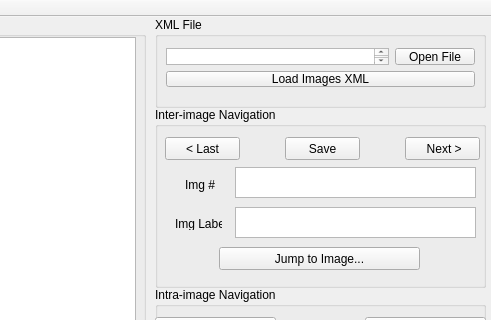
This is window_main.ui in PentaHiggs/jubilant-donut as Qt 5 draws it before an edit; both pictures show x 575 to 1066 and y 0 to 320 of the 1066 by 609 pixel window. The edited form follows.
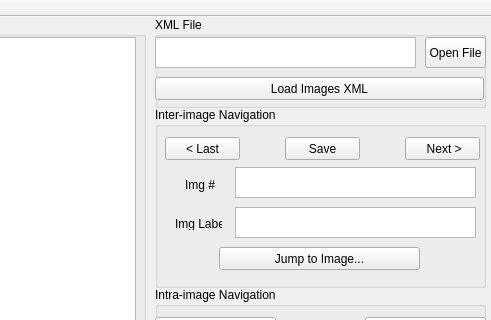
This is the edited form.

Patch:
```diff
--- a/window_main.ui
+++ b/window_main.ui
@@ -49,20 +49,15 @@
     <property name="title">
      <string>XML File</string>
     </property>
-    <widget class="QWidget" name="verticalLayoutWidget">
-     <property name="geometry">
-      <rect>
-       <x>0</x>
-       <y>20</y>
-       <width>331</width>
-       <height>61</height>
-      </rect>
-     </property>
-     <layout class="QVBoxLayout" name="verticalLayout">
-      <item>
-       <layout class="QHBoxLayout" name="horizontalLayout">
-        <item>
          <widget class="QTextEdit" name="fileNameDisplayTextEdit">
+     <property name="geometry">
+      <rect>
+       <x>0</x>
+       <y>20</y>
+       <width>261</width>
+       <height>31</height>
+      </rect>
+     </property>
           <property name="maximumSize">
            <size>
             <width>16777215</width>
@@ -70,25 +65,32 @@
            </size>
           </property>
          </widget>
-        </item>
-        <item>
          <widget class="QPushButton" name="pushButton">
+     <property name="geometry">
+      <rect>
+       <x>270</x>
+       <y>20</y>
+       <width>61</width>
+       <height>31</height>
+      </rect>
+     </property>
           <property name="text">
            <string>Open File</string>
           </property>
          </widget>
-        </item>
-       </layout>
-      </item>
-      <item>
        <widget class="QPushButton" name="loadImagesXmlPushButton">
+     <property name="geometry">
+      <rect>
+       <x>0</x>
+       <y>60</y>
+       <width>329</width>
+       <height>23</height>
+      </rect>
+     </property>
         <property name="text">
          <string>Load Images XML</string>
         </property>
        </widget>
-      </item>
-     </layout>
-    </widget>
    </widget>
    <widget class="QGroupBox" name="groupBox_interImageNavigation">
     <property name="geometry">
```
Left out of the diff: 2 changed lines with no effect on the pictures. Lines whose indentation alone changed are shown as unchanged.
